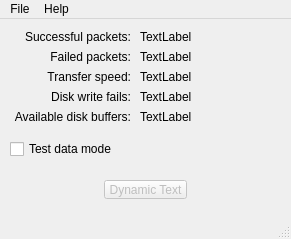
Above: Linux-Application/DomesdayDuplicator/mainwindow.ui from simoninns/DomesdayDuplicator-gui-app before the change. Below: the same form after it.
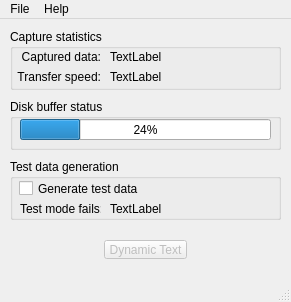
That is the form after the change.

Commit message:
Enhancements to Linux GUI and FPGA code
Enhanced GUI front-end and improved capture data information.  Corrected
DC-offset issue in FPGA code

Diff of the .ui file:
```diff
--- a/Linux-Application/DomesdayDuplicator/mainwindow.ui
+++ b/Linux-Application/DomesdayDuplicator/mainwindow.ui
@@ -7,7 +7,7 @@
     <x>0</x>
     <y>0</y>
     <width>291</width>
-    <height>239</height>
+    <height>302</height>
    </rect>
   </property>
   <property name="windowTitle">
@@ -18,7 +18,7 @@
     <property name="geometry">
      <rect>
       <x>10</x>
-      <y>150</y>
+      <y>210</y>
       <width>271</width>
       <height>41</height>
      </rect>
@@ -77,44 +77,53 @@
      </item>
     </layout>
    </widget>
-   <widget class="QLabel" name="label">
+   <widget class="QGroupBox" name="captureGroupBox">
     <property name="geometry">
      <rect>
       <x>10</x>
       <y>10</y>
-      <width>121</width>
+      <width>271</width>
+      <height>61</height>
+     </rect>
+    </property>
+    <property name="title">
+     <string>Capture statistics</string>
+    </property>
+    <widget class="QLabel" name="staticLabel1">
+     <property name="geometry">
+      <rect>
+       <x>10</x>
+       <y>20</y>
+       <width>81</width>
       <height>16</height>
      </rect>
     </property>
     <property name="text">
-     <string>Successful packets:</string>
+      <string>Captured data:</string>
     </property>
     <property name="alignment">
      <set>Qt::AlignRight|Qt::AlignTrailing|Qt::AlignVCenter</set>
     </property>
    </widget>
-   <widget class="QLabel" name="label_2">
+    <widget class="QLabel" name="capturedDataLabel">
     <property name="geometry">
      <rect>
-      <x>10</x>
-      <y>30</y>
-      <width>121</width>
+       <x>100</x>
+       <y>20</y>
+       <width>161</width>
       <height>16</height>
      </rect>
     </property>
     <property name="text">
-     <string>Failed packets:</string>
-    </property>
-    <property name="alignment">
-     <set>Qt::AlignRight|Qt::AlignTrailing|Qt::AlignVCenter</set>
-    </property>
-   </widget>
-   <widget class="QLabel" name="label_3">
+      <string>TextLabel</string>
+     </property>
+    </widget>
+    <widget class="QLabel" name="staticLabel2">
     <property name="geometry">
      <rect>
-      <x>10</x>
-      <y>50</y>
-      <width>121</width>
+       <x>0</x>
+       <y>40</y>
+       <width>91</width>
       <height>16</height>
      </rect>
     </property>
@@ -125,37 +134,11 @@
      <set>Qt::AlignRight|Qt::AlignTrailing|Qt::AlignVCenter</set>
     </property>
    </widget>
-   <widget class="QLabel" name="successfulPacketsLabel">
-    <property name="geometry">
-     <rect>
-      <x>140</x>
-      <y>10</y>
-      <width>141</width>
-      <height>16</height>
-     </rect>
-    </property>
-    <property name="text">
-     <string>TextLabel</string>
-    </property>
-   </widget>
-   <widget class="QLabel" name="failedPacketsLabel">
-    <property name="geometry">
-     <rect>
-      <x>140</x>
-      <y>30</y>
-      <width>141</width>
-      <height>16</height>
-     </rect>
-    </property>
-    <property name="text">
-     <string>TextLabel</string>
-    </property>
-   </widget>
    <widget class="QLabel" name="transferSpeedLabel">
     <property name="geometry">
      <rect>
-      <x>140</x>
-      <y>50</y>
+       <x>100</x>
+       <y>40</y>
       <width>141</width>
       <height>16</height>
      </rect>
@@ -164,76 +147,87 @@
      <string>TextLabel</string>
     </property>
    </widget>
+   </widget>
+   <widget class="QGroupBox" name="diskGroupBox">
+    <property name="geometry">
+     <rect>
+      <x>10</x>
+      <y>80</y>
+      <width>271</width>
+      <height>51</height>
+     </rect>
+    </property>
+    <property name="title">
+     <string>Disk buffer status</string>
+    </property>
+    <widget class="QProgressBar" name="diskBufferProgressBar">
+     <property name="geometry">
+      <rect>
+       <x>10</x>
+       <y>20</y>
+       <width>251</width>
+       <height>21</height>
+      </rect>
+     </property>
+     <property name="value">
+      <number>24</number>
+     </property>
+    </widget>
+   </widget>
+   <widget class="QGroupBox" name="testModeGroupBox">
+    <property name="geometry">
+     <rect>
+      <x>10</x>
+      <y>140</y>
+      <width>271</width>
+      <height>61</height>
+     </rect>
+    </property>
+    <property name="title">
+     <string>Test data generation</string>
+    </property>
    <widget class="QCheckBox" name="testModeCheckBox">
     <property name="geometry">
      <rect>
-      <x>10</x>
-      <y>120</y>
-      <width>141</width>
-      <height>20</height>
-     </rect>
-    </property>
-    <property name="text">
-     <string>Test data mode</string>
-    </property>
-   </widget>
-   <widget class="QLabel" name="label_4">
-    <property name="geometry">
-     <rect>
-      <x>10</x>
-      <y>70</y>
+       <x>9</x>
+       <y>19</y>
       <width>121</width>
-      <height>16</height>
+       <height>21</height>
      </rect>
     </property>
     <property name="text">
-     <string>Disk write fails:</string>
-    </property>
-    <property name="alignment">
-     <set>Qt::AlignRight|Qt::AlignTrailing|Qt::AlignVCenter</set>
-    </property>
-   </widget>
-   <widget class="QLabel" name="diskFailLabel">
+      <string>Generate test data</string>
+     </property>
+    </widget>
+    <widget class="QLabel" name="staticLabel3">
     <property name="geometry">
      <rect>
-      <x>140</x>
-      <y>70</y>
-      <width>141</width>
-      <height>16</height>
-     </rect>
-    </property>
-    <property name="text">
-     <string>TextLabel</string>
-    </property>
-   </widget>
-   <widget class="QLabel" name="label_5">
-    <property name="geometry">
-     <rect>
       <x>10</x>
-      <y>90</y>
-      <width>121</width>
-      <height>16</height>
+       <y>40</y>
+       <width>81</width>
+       <height>20</height>
      </rect>
     </property>
     <property name="text">
-     <string>Available disk buffers:</string>
+      <string>Test mode fails:</string>
     </property>
     <property name="alignment">
-     <set>Qt::AlignRight|Qt::AlignTrailing|Qt::AlignVCenter</set>
-    </property>
-   </widget>
-   <widget class="QLabel" name="availableDiskBuffersLabel">
+      <set>Qt::AlignLeading|Qt::AlignLeft|Qt::AlignVCenter</set>
+     </property>
+    </widget>
+    <widget class="QLabel" name="testModeFailLabel">
     <property name="geometry">
      <rect>
-      <x>140</x>
-      <y>90</y>
-      <width>141</width>
-      <height>16</height>
+       <x>100</x>
+       <y>40</y>
+       <width>161</width>
+       <height>20</height>
      </rect>
     </property>
     <property name="text">
      <string>TextLabel</string>
     </property>
+    </widget>
    </widget>
   </widget>
   <widget class="QMenuBar" name="menuBar">
```
Lines whose indentation alone changed are shown as unchanged. The commit also changes 7 other files.
